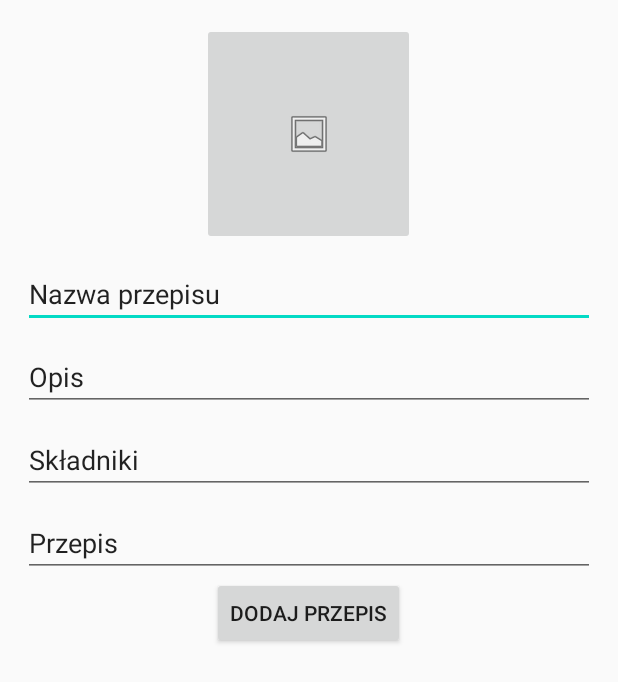
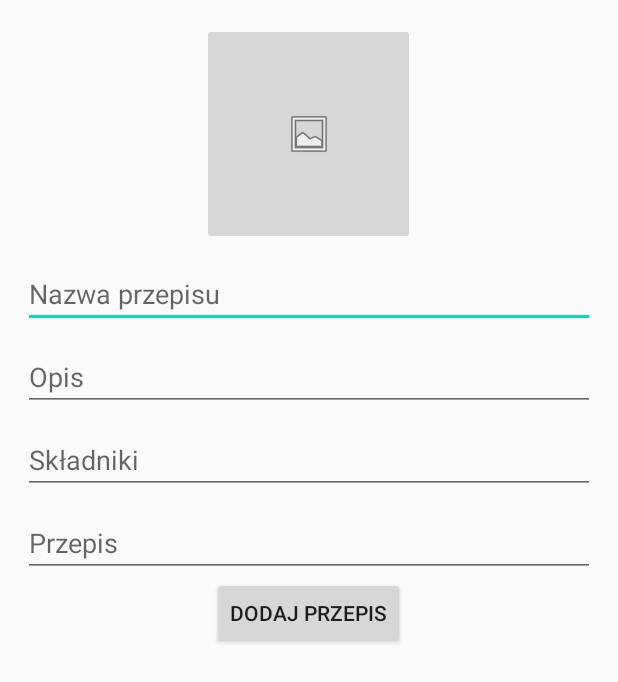
Before and after one commit to Battleship-ZMP/mobile, an Android app: the layout fragment_add_recipe.xml on its own in the app's theme, with its tools: preview values and no code run, on a phone screen of 412 x 824 dp. Shown: the top 682 px of the screen. Run offline under Robolectric (Android 15) with nearby library versions, the phone set to English and light mode, and no system bars.

Commit message:
Dodawanie przepisów (almost done)

```diff
--- a/app/build.gradle
+++ b/app/build.gradle
@@ -13,6 +13,7 @@ android {
         targetSdkVersion 29
         versionCode 1
         versionName "1.0"
+        multiDexEnabled true
 
         testInstrumentationRunner "androidx.test.runner.AndroidJUnitRunner"
     }
@@ -36,9 +37,10 @@ dependencies {
     implementation 'com.firebaseui:firebase-ui-auth:6.2.0'
     implementation 'androidx.legacy:legacy-support-v4:1.0.0'
     implementation 'com.google.firebase:firebase-database:16.0.4'
-    implementation 'com.google.firebase:firebase-firestore:17.1.2'
+    implementation 'com.google.firebase:firebase-firestore:18.0.0'
     testImplementation 'junit:junit:4.12'
     androidTestImplementation 'androidx.test.ext:junit:1.1.1'
     androidTestImplementation 'androidx.test.espresso:espresso-core:3.2.0'
     implementation 'com.google.android.material:material:1.0.0'
+    implementation 'com.android.support:multidex:1.0.3'
 }
--- a/app/src/main/res/layout/fragment_add_recipe.xml
+++ b/app/src/main/res/layout/fragment_add_recipe.xml
@@ -6,7 +6,7 @@
     android:layout_height="match_parent"
     android:orientation="vertical"
     android:padding="15dp"
-    tools:context=".fragments.AddRecipe">
+    tools:context=".fragments.AddRecipeFragment">
 
 
     <ImageButton
@@ -23,7 +23,7 @@
         android:paddingTop="20dp"
         android:ems="10"
         android:inputType="textPersonName"
-        android:text="Nazwa przepisu" />
+        android:hint="Nazwa przepisu" />
 
     <EditText
         android:id="@+id/recipeDescAdd"
@@ -33,7 +33,7 @@
         android:ems="10"
         android:gravity="start|top"
         android:inputType="textMultiLine"
-        android:text="Opis" />
+        android:hint="Opis" />
 
     <EditText
         android:id="@+id/recipeIngredientsAdd"
@@ -43,7 +43,7 @@
         android:ems="10"
         android:gravity="start|top"
         android:inputType="textMultiLine"
-        android:text="Składniki" />
+        android:hint="Składniki" />
 
     <EditText
         android:id="@+id/recipeMainTextAdd"
@@ -53,7 +53,7 @@
         android:ems="10"
         android:gravity="start|top"
         android:inputType="textMultiLine"
-        android:text="Przepis" />
+        android:hint="Przepis" />
 
     <Button
         android:id="@+id/recipeButtonUpload"
```
Also changed, not shown: app/src/main/java/com/example/coolrecipes/MainActivity.kt (+4 -5 lines), app/src/main/java/com/example/coolrecipes/fragments/AddRecipe.kt (deleted, +0 -29 lines), app/src/main/java/com/example/coolrecipes/fragments/AddRecipeFragment.kt (added, +100 -0 lines).
